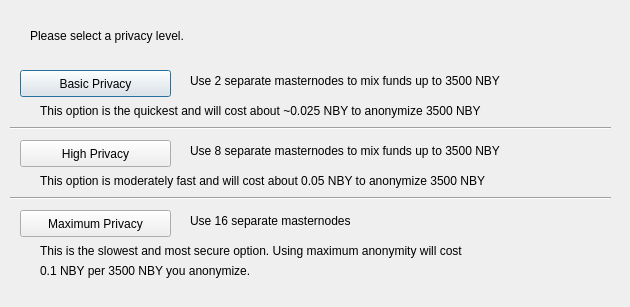
neobytes-project/neobytes, file src/qt/forms/darksendconfig.ui: the form before one commit.
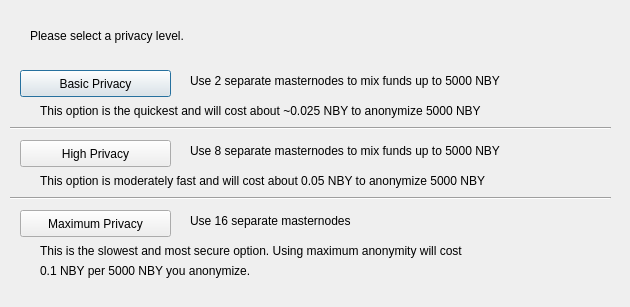
The form after the commit.

The edit to the form file:
```diff
--- a/src/qt/forms/darksendconfig.ui
+++ b/src/qt/forms/darksendconfig.ui
@@ -75,7 +75,7 @@
     </rect>
    </property>
    <property name="text">
-    <string>Use 2 separate masternodes to mix funds up to 3500 NBY</string>
+    <string>Use 2 separate masternodes to mix funds up to 5000 NBY</string>
    </property>
   </widget>
   <widget class="QLabel" name="label_3">
@@ -88,7 +88,7 @@
     </rect>
    </property>
    <property name="text">
-    <string>Use 8 separate masternodes to mix funds up to 3500 NBY</string>
+    <string>Use 8 separate masternodes to mix funds up to 5000 NBY</string>
    </property>
   </widget>
   <widget class="QLabel" name="label_4">
@@ -114,7 +114,7 @@
     </rect>
    </property>
    <property name="text">
-    <string>This option is the quickest and will cost about ~0.025 NBY to anonymize 3500 NBY</string>
+    <string>This option is the quickest and will cost about ~0.025 NBY to anonymize 5000 NBY</string>
    </property>
   </widget>
   <widget class="QLabel" name="label_7">
@@ -127,7 +127,7 @@
     </rect>
    </property>
    <property name="text">
-    <string>This option is moderately fast and will cost about 0.05 NBY to anonymize 3500 NBY</string>
+    <string>This option is moderately fast and will cost about 0.05 NBY to anonymize 5000 NBY</string>
    </property>
   </widget>
   <widget class="QLabel" name="label_8">
@@ -153,7 +153,7 @@
     </rect>
    </property>
    <property name="text">
-    <string>0.1 NBY per 3500 NBY you anonymize.</string>
+    <string>0.1 NBY per 5000 NBY you anonymize.</string>
    </property>
   </widget>
   <widget class="Line" name="line">
```
